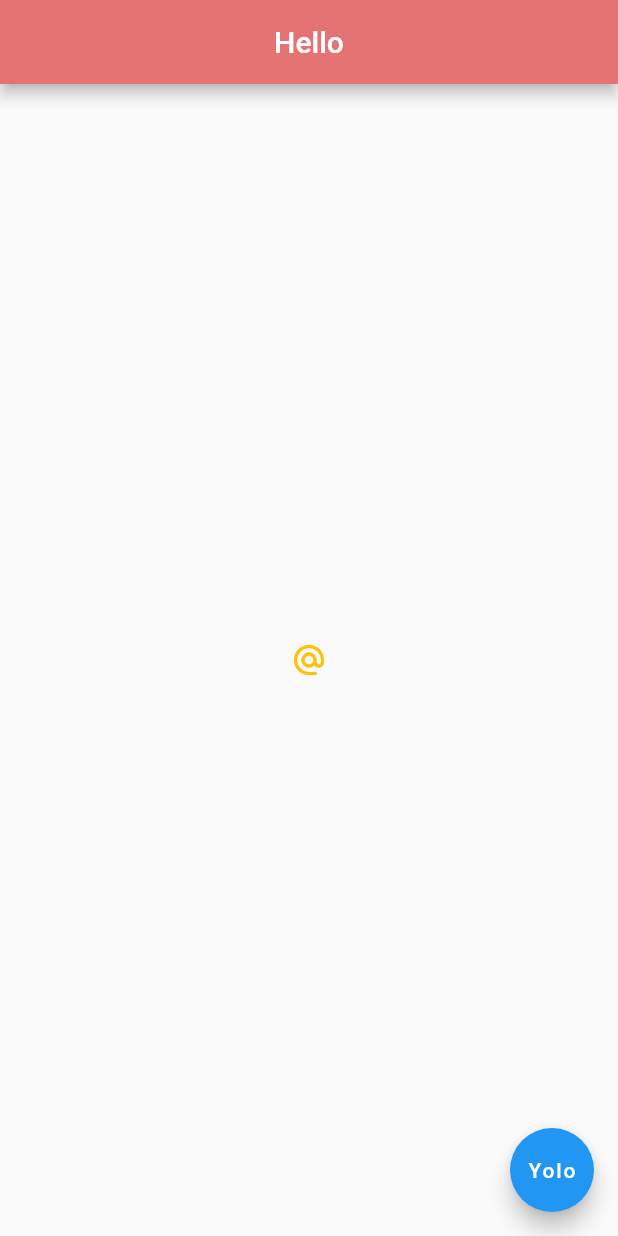
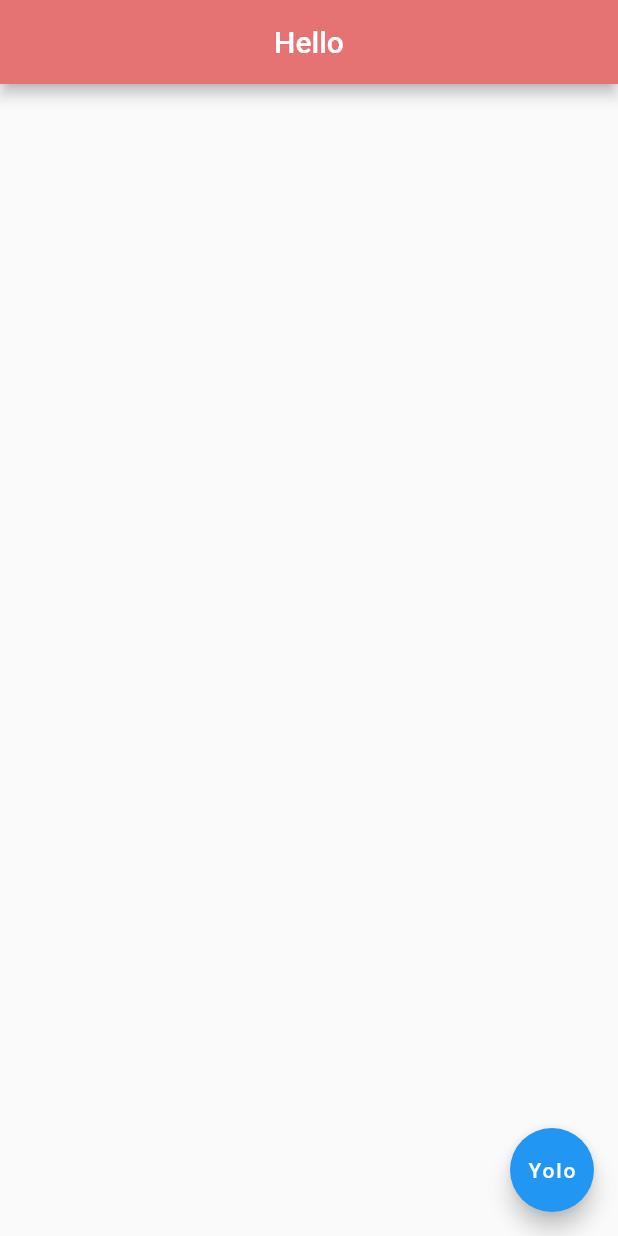
Before and after one commit to pewebdevelopment/Zen-Flutter-PlayGround, a Flutter app: the screen it shows after launch, on a phone screen of 412 x 824 dp. Run offline on Flutter 3.47's test engine with Material 2 defaults, Android fonts, the phone set to English and light mode, and no system bars; missing offline and left inert: dart:html.

Commit message:
Container has been placed

```diff
--- a/lib/main.dart
+++ b/lib/main.dart
@@ -14,16 +14,7 @@ class Home extends StatelessWidget {
           centerTitle: true,
           backgroundColor: Colors.red[300],
         ),
-        body: Center(
-            child: IconButton(
-                onPressed: () {
-                  print("You clicked me");
-                },
-                icon:
-                    Icon(Icons.alternate_email), //icon data for elevated button
-                // label: Text("mail me"), //label text
-                color: Colors.amber //elevated btton background color
-                )),
+        body: Container(),
         floatingActionButton: FloatingActionButton(
           child: Text("Yolo"),
           onPressed: () {},
```
